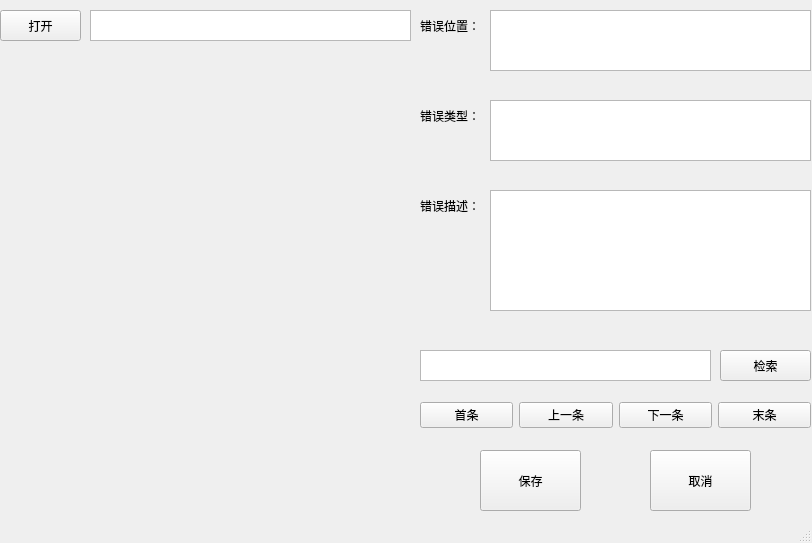
Qt form dilizhijian.ui (HonghaoQiu/DESA) before a commit.
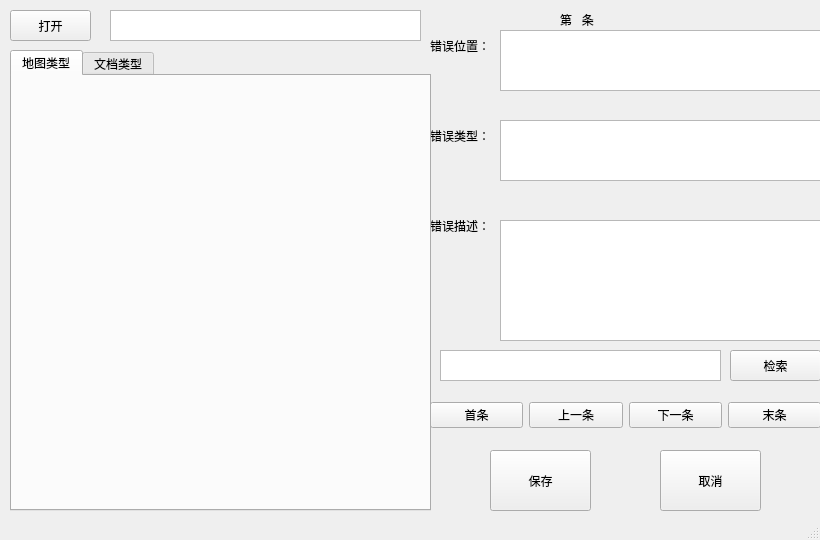
The same form after that commit. The open tabs and pages were chosen to show the change.

The edit to the form file:
```diff
--- a/dilizhijian.ui
+++ b/dilizhijian.ui
@@ -6,8 +6,8 @@
    <rect>
     <x>0</x>
     <y>0</y>
-    <width>812</width>
-    <height>543</height>
+    <width>820</width>
+    <height>540</height>
    </rect>
   </property>
   <property name="windowTitle">
@@ -17,7 +17,7 @@
    <widget class="QWidget" name="layoutWidget">
     <property name="geometry">
      <rect>
-      <x>420</x>
+      <x>430</x>
       <y>370</y>
       <width>391</width>
       <height>91</height>
@@ -57,8 +57,8 @@
    <widget class="QTextEdit" name="ErrorLocation">
     <property name="geometry">
      <rect>
-      <x>490</x>
-      <y>10</y>
+      <x>500</x>
+      <y>30</y>
       <width>321</width>
       <height>61</height>
      </rect>
@@ -73,8 +73,8 @@
    <widget class="QTextEdit" name="ErrorType">
     <property name="geometry">
      <rect>
-      <x>490</x>
-      <y>100</y>
+      <x>500</x>
+      <y>120</y>
       <width>321</width>
       <height>61</height>
      </rect>
@@ -83,8 +83,8 @@
    <widget class="QTextEdit" name="ErrorDescription">
     <property name="geometry">
      <rect>
-      <x>490</x>
-      <y>190</y>
+      <x>500</x>
+      <y>220</y>
       <width>321</width>
       <height>121</height>
      </rect>
@@ -99,9 +99,9 @@
    <widget class="QTextEdit" name="textEdit">
     <property name="geometry">
      <rect>
-      <x>420</x>
+      <x>440</x>
       <y>350</y>
-      <width>291</width>
+      <width>281</width>
       <height>31</height>
      </rect>
     </property>
@@ -109,7 +109,7 @@
    <widget class="QPushButton" name="Find">
     <property name="geometry">
      <rect>
-      <x>720</x>
+      <x>730</x>
       <y>350</y>
       <width>91</width>
       <height>31</height>
@@ -122,8 +122,8 @@
    <widget class="QLabel" name="LabelErrorLocation">
     <property name="geometry">
      <rect>
-      <x>420</x>
-      <y>10</y>
+      <x>430</x>
+      <y>30</y>
       <width>81</width>
       <height>31</height>
      </rect>
@@ -135,8 +135,8 @@
    <widget class="QLabel" name="LabelErrorType">
     <property name="geometry">
      <rect>
-      <x>420</x>
-      <y>100</y>
+      <x>430</x>
+      <y>120</y>
       <width>81</width>
       <height>31</height>
      </rect>
@@ -148,8 +148,8 @@
    <widget class="QLabel" name="LabelDescription">
     <property name="geometry">
      <rect>
-      <x>420</x>
-      <y>190</y>
+      <x>430</x>
+      <y>210</y>
       <width>81</width>
       <height>31</height>
      </rect>
@@ -161,7 +161,7 @@
    <widget class="QPushButton" name="OpenFile">
     <property name="geometry">
      <rect>
-      <x>0</x>
+      <x>10</x>
       <y>10</y>
       <width>81</width>
       <height>31</height>
@@ -174,9 +174,9 @@
    <widget class="QTextEdit" name="FilePath">
     <property name="geometry">
      <rect>
-      <x>90</x>
+      <x>110</x>
       <y>10</y>
-      <width>321</width>
+      <width>311</width>
       <height>31</height>
      </rect>
     </property>
@@ -190,7 +190,7 @@
    <widget class="QPushButton" name="Record">
     <property name="geometry">
      <rect>
-      <x>480</x>
+      <x>490</x>
       <y>450</y>
       <width>101</width>
       <height>61</height>
@@ -203,7 +203,7 @@
    <widget class="QPushButton" name="Cancel">
     <property name="geometry">
      <rect>
-      <x>650</x>
+      <x>660</x>
       <y>450</y>
       <width>101</width>
       <height>61</height>
@@ -213,6 +213,65 @@
      <string>取消</string>
     </property>
    </widget>
+   <widget class="QTabWidget" name="tabWidget">
+    <property name="geometry">
+     <rect>
+      <x>10</x>
+      <y>50</y>
+      <width>421</width>
+      <height>461</height>
+     </rect>
+    </property>
+    <property name="currentIndex">
+     <number>1</number>
+    </property>
+    <widget class="QWidget" name="tab">
+     <attribute name="title">
+      <string>地图类型</string>
+     </attribute>
+     <widget class="QLabel" name="label">
+      <property name="geometry">
+       <rect>
+        <x>1</x>
+        <y>4</y>
+        <width>411</width>
+        <height>421</height>
+       </rect>
+      </property>
+      <property name="text">
+       <string/>
+      </property>
+     </widget>
+    </widget>
+    <widget class="QWidget" name="tab_2">
+     <attribute name="title">
+      <string>文档类型</string>
+     </attribute>
+     <widget class="QTextEdit" name="textShow">
+      <property name="geometry">
+       <rect>
+        <x>3</x>
+        <y>6</y>
+        <width>411</width>
+        <height>421</height>
+       </rect>
+      </property>
+     </widget>
+    </widget>
+   </widget>
+   <widget class="QLabel" name="ID">
+    <property name="geometry">
+     <rect>
+      <x>560</x>
+      <y>10</y>
+      <width>291</width>
+      <height>20</height>
+     </rect>
+    </property>
+    <property name="text">
+     <string>第   条</string>
+    </property>
+   </widget>
   </widget>
   <widget class="QMenuBar" name="menubar">
    <property name="geometry">
```
Left out of the diff: 4 changed lines with no effect on the pictures.
